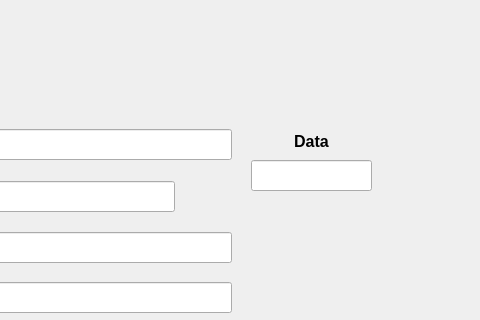
Qt form ArtvidrosV3/pdfarea.ui (PedrOliveiraM/Artvidros-2023) before a commit; both pictures show x 259 to 739 and y 110 to 430 of the 739 by 596 pixel window.
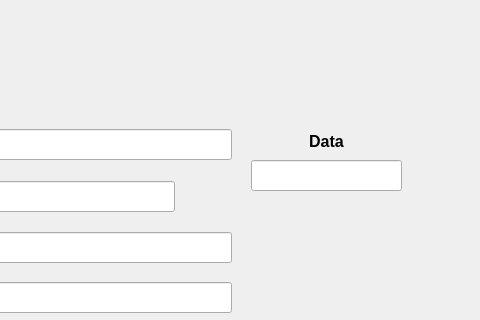
The same form after that commit. Icons and pictures are not drawn.

Diff of the .ui file:
```diff
--- a/ArtvidrosV3/pdfarea.ui
+++ b/ArtvidrosV3/pdfarea.ui
@@ -124,7 +124,7 @@
     <rect>
      <x>510</x>
      <y>240</y>
-     <width>121</width>
+     <width>151</width>
      <height>61</height>
     </rect>
    </property>
@@ -147,6 +147,7 @@
       <property name="font">
        <font>
         <pointsize>14</pointsize>
+        <bold>true</bold>
        </font>
       </property>
       <property name="whatsThis">
@@ -282,7 +283,7 @@
     </item>
    </layout>
   </widget>
-  <widget class="QWidget" name="">
+  <widget class="QWidget" name="layoutWidget">
    <property name="geometry">
     <rect>
      <x>110</x>
```
Left out of the diff: 2 changed lines with no effect on the pictures.
